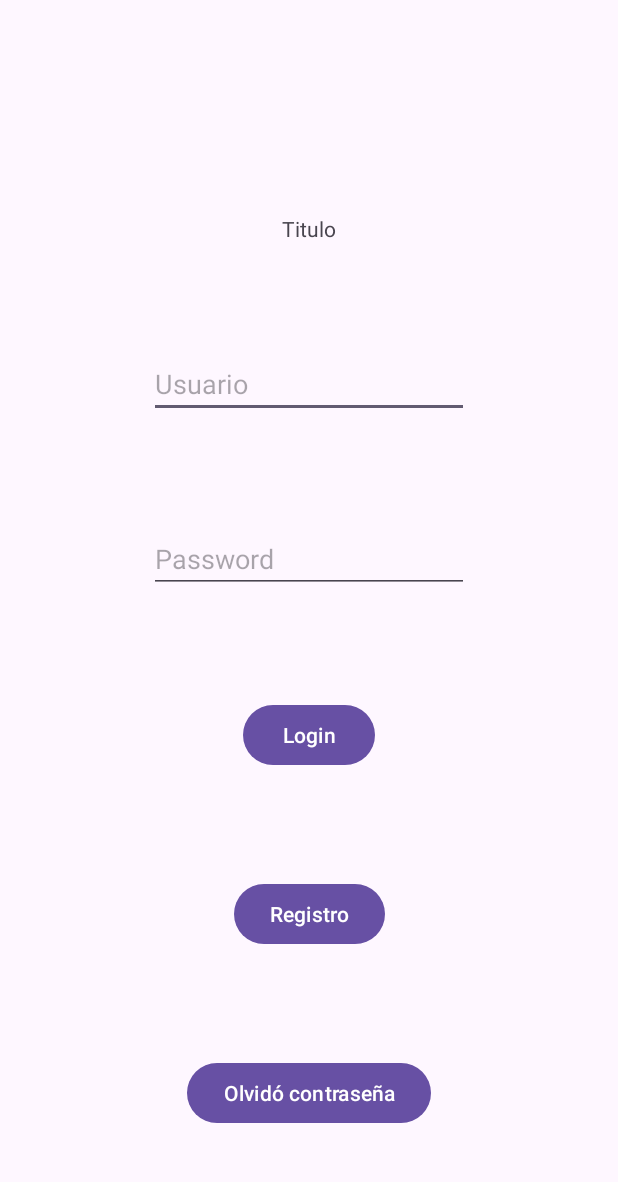
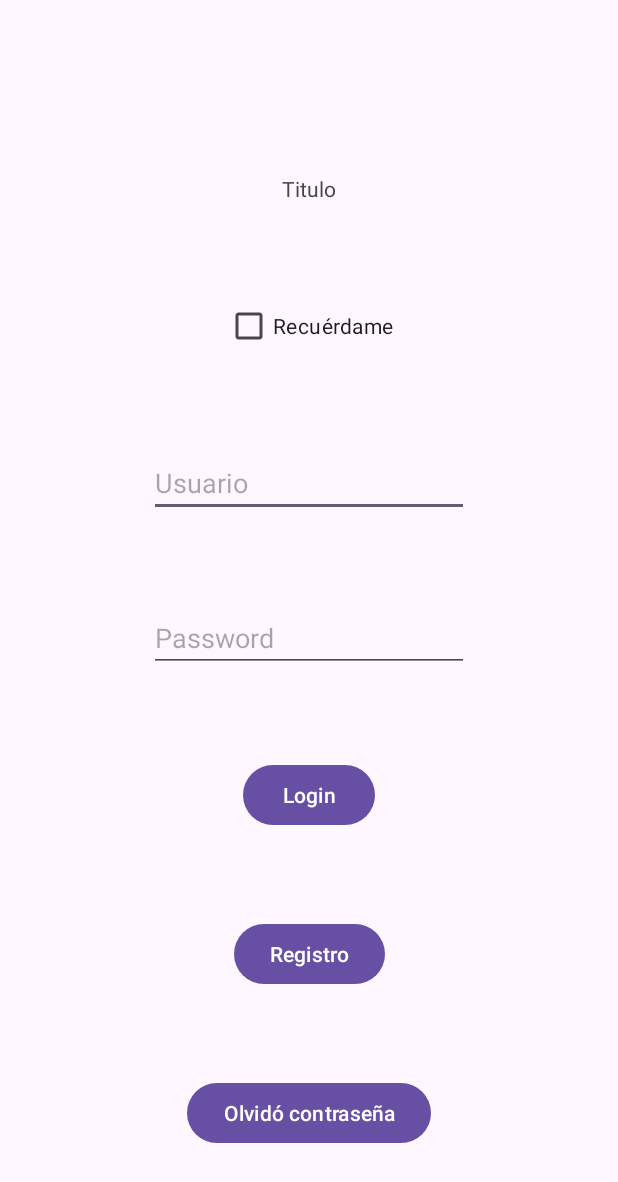
Before and after one commit to corderaa/ElorClass, an Android app: the LoginActivity screen opened directly, with no data from a screen before it, on a phone screen of 412 x 824 dp. Shown: the top 1182 px of the screen. Run offline under Robolectric (Android 15) with nearby library versions, the phone set to English and light mode, and no system bars; our stand-ins replace Room's generated code.

Commit message:
Login con remember me y Room hecho. Sólo se almacena el usuario y la contraseña si se selecciona el Recuérdame. Hay que recordar hacer la autenticación contra la BBDD

```diff
--- a/app/src/main/java/com/example/elorclass/LoginActivity.kt
+++ b/app/src/main/java/com/example/elorclass/LoginActivity.kt
@@ -1,8 +1,17 @@
 package com.example.elorclass
 
+import android.net.ConnectivityManager
 import android.os.Bundle
+import android.widget.Button
+import android.widget.CheckBox
+import android.widget.EditText
+import android.widget.Toast
 import androidx.activity.enableEdgeToEdge
 import androidx.appcompat.app.AppCompatActivity
+import androidx.room.Room
+import com.example.elorclass.functionalities.AppDatabase
+import com.example.elorclass.functionalities.Functionalities
+import com.example.elorclass.functionalities.RememberMeDB
 
 class LoginActivity: AppCompatActivity() {
     override fun onCreate(savedInstanceState: Bundle?) {
@@ -10,6 +19,40 @@ class LoginActivity: AppCompatActivity() {
         enableEdgeToEdge()
         setContentView(R.layout.login)
 
+        val connectivityManager = getSystemService(ConnectivityManager::class.java) as ConnectivityManager
+        val functionalities = Functionalities()
+        val db = Room.databaseBuilder(
+            applicationContext,
+            AppDatabase::class.java, "RememberMeDB"
+        ).allowMainThreadQueries().build()
 
+        val buttonConnexion: Button = findViewById(R.id.buttonLogin)
+        val etUser: EditText = findViewById(R.id.editTextUser)
+        val etPassword: EditText = findViewById(R.id.editTextPassword)
+        val cbRememberMe: CheckBox = findViewById(R.id.checkBoxRememberMe)
+
+        buttonConnexion.setOnClickListener {
+            if (functionalities.checkConnection(connectivityManager)){
+                if (cbRememberMe.isChecked) {
+                    val userName: String = etUser.text.toString()
+                    val password: String = etPassword.text.toString()
+                    val users: List<RememberMeDB> = db.rememberMeDao().getAll()
+                    if (!users.any { it.user == userName }) {
+                        val user = RememberMeDB(
+                            0,
+                            user = userName,
+                            password = password
+                        )
+                        db.rememberMeDao().insertAll(user)
+                        Toast.makeText(this, "Usuario registrado con éxito", Toast.LENGTH_SHORT)
+                            .show()
+                    } else {
+                        Toast.makeText(this, "El usuario ya existe", Toast.LENGTH_SHORT).show()
+                    }
+                }
+            } else {
+                Toast.makeText(this, "No conectado", Toast.LENGTH_SHORT).show()
+            }
+        }
     }
 }
--- a/app/src/main/java/com/example/elorclass/MainActivity.kt
+++ b/app/src/main/java/com/example/elorclass/MainActivity.kt
@@ -37,8 +37,6 @@ class MainActivity : AppCompatActivity() {
         val functionalities = Functionalities()
 
         buttonConnexion.setOnClickListener{
-
-
             if (functionalities.checkConnection(connectivityManager)){
                     val intent = Intent(this, LoginActivity::class.java)
                     startActivity(intent)
@@ -47,7 +45,7 @@ class MainActivity : AppCompatActivity() {
             Toast.makeText(
                 this, "No conectado", Toast.LENGTH_SHORT
             ).show()
+            }
         }
     }
-    }
 }
--- /dev/null
+++ b/app/src/main/java/com/example/elorclass/functionalities/AppDatabase.kt
@@ -0,0 +1,9 @@
+package com.example.elorclass.functionalities
+
+import androidx.room.Database
+import androidx.room.RoomDatabase
+
+@Database(entities = [RememberMeDB::class], version = 1)
+abstract class AppDatabase : RoomDatabase() {
+    abstract fun rememberMeDao(): RememberMeDao
+}
--- /dev/null
+++ b/app/src/main/java/com/example/elorclass/functionalities/RememberMeDao.kt
@@ -0,0 +1,16 @@
+package com.example.elorclass.functionalities
+
+import androidx.room.Dao
+import androidx.room.Delete
+import androidx.room.Insert
+import androidx.room.Query
+
+@Dao
+interface RememberMeDao {
+    @Query("SELECT * FROM remembermedb")
+    fun getAll(): List<RememberMeDB>
+    @Insert
+    fun insertAll(vararg users: RememberMeDB)
+    @Delete
+    fun delete(user: RememberMeDB)
+}
--- a/app/src/main/res/layout/login.xml
+++ b/app/src/main/res/layout/login.xml
@@ -6,61 +6,60 @@
     android:layout_height="match_parent">
 
     <TextView
-        android:id="@+id/textView2"
+        android:id="@+id/textViewTitle"
         android:layout_width="wrap_content"
         android:layout_height="wrap_content"
         android:text="Titulo"
-        app:layout_constraintBottom_toTopOf="@+id/editTextText"
-        app:layout_constraintTop_toBottomOf="@+id/imageView"
+        app:layout_constraintBottom_toTopOf="@+id/checkBoxRememberMe"
+        app:layout_constraintEnd_toEndOf="parent"
         app:layout_constraintStart_toStartOf="parent"
-        app:layout_constraintEnd_toEndOf="parent"
-        tools:layout_editor_absoluteX="175dp" />
+        app:layout_constraintTop_toBottomOf="@+id/imageViewLogo" />
 
     <ImageView
-        android:id="@+id/imageView"
+        android:id="@+id/imageViewLogo"
         android:layout_width="wrap_content"
         android:layout_height="wrap_content"
-        app:layout_constraintBottom_toTopOf="@+id/textView2"
+        app:layout_constraintBottom_toTopOf="@+id/textViewTitle"
         app:layout_constraintEnd_toEndOf="parent"
         app:layout_constraintStart_toStartOf="parent"
         app:layout_constraintTop_toTopOf="parent"
         tools:srcCompat="@tools:sample/avatars" />
 
     <Button
-        android:id="@+id/button"
+        android:id="@+id/buttonLogin"
         android:layout_width="wrap_content"
         android:layout_height="wrap_content"
         app:layout_constraintStart_toStartOf="parent"
         app:layout_constraintEnd_toEndOf="parent"
         android:text="Login"
-        app:layout_constraintBottom_toTopOf="@+id/button2"
-        app:layout_constraintTop_toBottomOf="@+id/editTextText2"
+        app:layout_constraintBottom_toTopOf="@+id/buttonRegistro"
+        app:layout_constraintTop_toBottomOf="@+id/editTextPassword"
         tools:layout_editor_absoluteX="162dp" />
 
     <Button
-        android:id="@+id/button2"
+        android:id="@+id/buttonRegistro"
         android:layout_width="wrap_content"
         android:layout_height="wrap_content"
         app:layout_constraintStart_toStartOf="parent"
         app:layout_constraintEnd_toEndOf="parent"
         android:text="Registro"
-        app:layout_constraintBottom_toTopOf="@+id/button3"
-        app:layout_constraintTop_toBottomOf="@+id/button"
+        app:layout_constraintBottom_toTopOf="@+id/buttonForgotten"
+        app:layout_constraintTop_toBottomOf="@+id/buttonLogin"
         tools:layout_editor_absoluteX="162dp" />
 
     <Button
-        android:id="@+id/button3"
+        android:id="@+id/buttonForgotten"
         android:layout_width="wrap_content"
         android:layout_height="wrap_content"
         android:text="Olvidó contraseña"
         app:layout_constraintStart_toStartOf="parent"
         app:layout_constraintEnd_toEndOf="parent"
         app:layout_constraintBottom_toBottomOf="parent"
-        app:layout_constraintTop_toBottomOf="@+id/button2"
+        app:layout_constraintTop_toBottomOf="@+id/buttonRegistro"
         tools:layout_editor_absoluteX="163dp" />
 
     <EditText
-        android:id="@+id/editTextText"
+        android:id="@+id/editTextUser"
         android:layout_width="wrap_content"
         android:layout_height="wrap_content"
         android:ems="10"
@@ -68,20 +67,31 @@
         android:hint="Usuario"
         app:layout_constraintStart_toStartOf="parent"
         app:layout_constraintEnd_toEndOf="parent"
-        app:layout_constraintBottom_toTopOf="@+id/editTextText2"
-        app:layout_constraintTop_toBottomOf="@+id/textView2"
+        app:layout_constraintBottom_toTopOf="@+id/editTextPassword"
+        app:layout_constraintTop_toBottomOf="@+id/checkBoxRememberMe"
         tools:layout_editor_absoluteX="100dp" />
 
     <EditText
-        android:id="@+id/editTextText2"
+        android:id="@+id/editTextPassword"
         android:layout_width="wrap_content"
         android:layout_height="wrap_content"
         android:ems="10"
-        android:inputType="text"
+        android:inputType="textPassword"
         android:hint="Password"
         app:layout_constraintStart_toStartOf="parent"
         app:layout_constraintEnd_toEndOf="parent"
-        app:layout_constraintBottom_toTopOf="@+id/button"
-        app:layout_constraintTop_toBottomOf="@+id/editTextText"
+        app:layout_constraintBottom_toTopOf="@+id/buttonLogin"
+        app:layout_constraintTop_toBottomOf="@+id/editTextUser"
         tools:layout_editor_absoluteX="103dp" />
+
+    <CheckBox
+        android:id="@+id/checkBoxRememberMe"
+        android:layout_width="wrap_content"
+        android:layout_height="wrap_content"
+        android:text="Recuérdame"
+        app:layout_constraintEnd_toEndOf="parent"
+        app:layout_constraintStart_toStartOf="parent"
+        app:layout_constraintBottom_toTopOf="@+id/editTextUser"
+        app:layout_constraintTop_toBottomOf="@+id/textViewTitle"
+        tools:layout_editor_absoluteY="325dp" />
 </androidx.constraintlayout.widget.ConstraintLayout>
```
Also changed, not shown: app/build.gradle.kts (+12 -0 lines), app/src/main/java/com/example/elorclass/functionalities/RememberMeDB.kt (added, +12 -0 lines), gradle/libs.versions.toml (+11 -0 lines).
